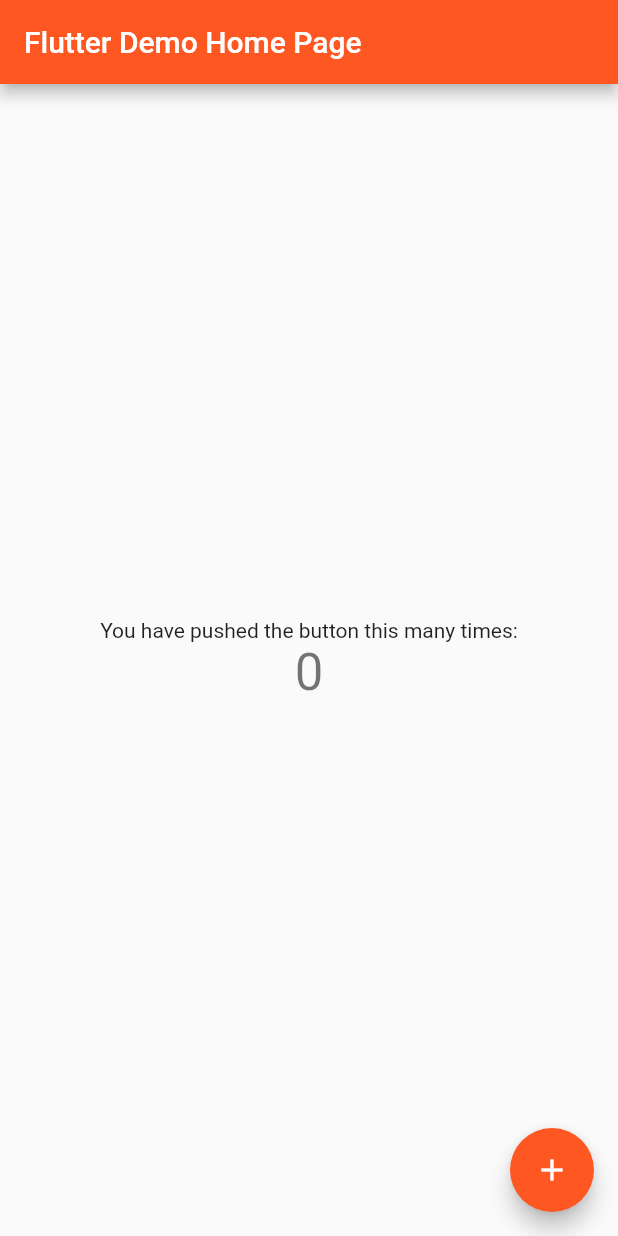
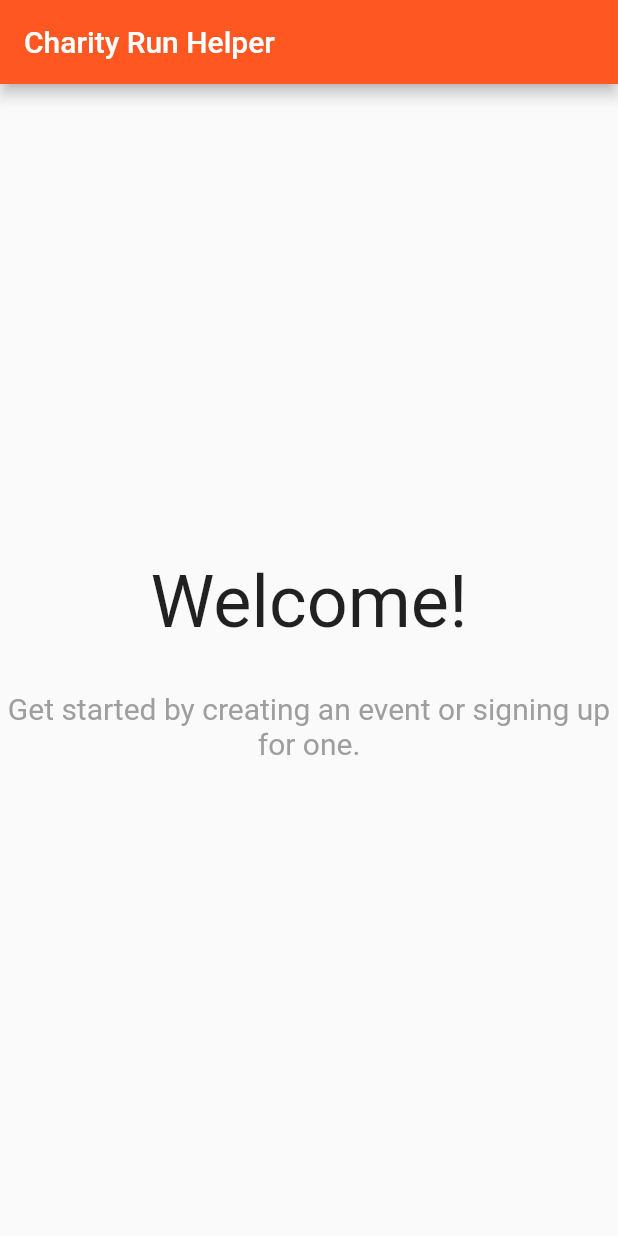
Before and after one commit to wotschofsky/charity-run-helper, a Flutter app: the screen it shows after launch, on a phone screen of 412 x 824 dp. Run offline on Flutter 3.47's test engine with Material 2 defaults, Android fonts, the phone set to English and light mode, and no system bars; our stand-ins replace firebase_core; accounts and stored records are empty.

Commit message:
Customize and extract home page 🏡

```diff
--- a/lib/main.dart
+++ b/lib/main.dart
@@ -1,5 +1,7 @@
 import 'package:flutter/material.dart';
 import 'package:firebase_core/firebase_core.dart';
+
+import './pages/home_page.dart';
 
 void main() {
   WidgetsFlutterBinding.ensureInitialized();
@@ -25,7 +27,7 @@ class App extends StatelessWidget {
             }
 
             if (snapshot.connectionState == ConnectionState.done) {
-              return MyHomePage(title: 'Flutter Demo Home Page');
+              return HomePage();
             }
 
             return CircularProgressIndicator();
@@ -33,88 +35,3 @@ class App extends StatelessWidget {
         ));
   }
 }
-
-class MyHomePage extends StatefulWidget {
-  MyHomePage({Key? key, required this.title}) : super(key: key);
-
-  // This widget is the home page of your application. It is stateful, meaning
-  // that it has a State object (defined below) that contains fields that affect
-  // how it looks.
-
-  // This class is the configuration for the state. It holds the values (in this
-  // case the title) provided by the parent (in this case the App widget) and
-  // used by the build method of the State. Fields in a Widget subclass are
-  // always marked "final".
-
-  final String title;
-
-  @override
-  _MyHomePageState createState() => _MyHomePageState();
-}
-
-class _MyHomePageState extends State<MyHomePage> {
-  int _counter = 0;
-
-  void _incrementCounter() {
-    setState(() {
-      // This call to setState tells the Flutter framework that something has
-      // changed in this State, which causes it to rerun the build method below
-      // so that the display can reflect the updated values. If we changed
-      // _counter without calling setState(), then the build method would not be
-      // called again, and so nothing would appear to happen.
-      _counter++;
-    });
-  }
-
-  @override
-  Widget build(BuildContext context) {
-    // This method is rerun every time setState is called, for instance as done
-    // by the _incrementCounter method above.
-    //
-    // The Flutter framework has been optimized to make rerunning build methods
-    // fast, so that you can just rebuild anything that needs updating rather
-    // than having to individually change instances of widgets.
-    return Scaffold(
-      appBar: AppBar(
-        // Here we take the value from the MyHomePage object that was created by
-        // the App.build method, and use it to set our appbar title.
-        title: Text(widget.title),
-      ),
-      body: Center(
-        // Center is a layout widget. It takes a single child and positions it
-        // in the middle of the parent.
-        child: Column(
-          // Column is also a layout widget. It takes a list of children and
-          // arranges them vertically. By default, it sizes itself to fit its
-          // children horizontally, and tries to be as tall as its parent.
-          //
-          // Invoke "debug painting" (press "p" in the console, choose the
-          // "Toggle Debug Paint" action from the Flutter Inspector in Android
-          // Studio, or the "Toggle Debug Paint" command in Visual Studio Code)
-          // to see the wireframe for each widget.
-          //
-          // Column has various properties to control how it sizes itself and
-          // how it positions its children. Here we use mainAxisAlignment to
-          // center the children vertically; the main axis here is the vertical
-          // axis because Columns are vertical (the cross axis would be
-          // horizontal).
-          mainAxisAlignment: MainAxisAlignment.center,
-          children: <Widget>[
-            Text(
-              'You have pushed the button this many times:',
-            ),
-            Text(
-              '$_counter',
-              style: Theme.of(context).textTheme.headline4,
-            ),
-          ],
-        ),
-      ),
-      floatingActionButton: FloatingActionButton(
-        onPressed: _incrementCounter,
-        tooltip: 'Increment',
-        child: Icon(Icons.add),
-      ), // This trailing comma makes auto-formatting nicer for build methods.
-    );
-  }
-}
--- /dev/null
+++ b/lib/pages/home_page.dart
@@ -0,0 +1,26 @@
+import 'package:flutter/material.dart';
+
+class HomePage extends StatelessWidget {
+  @override
+  Widget build(BuildContext context) {
+    return Scaffold(
+        appBar: AppBar(
+          title: Text('Charity Run Helper'),
+        ),
+        body: Center(
+          child: Column(
+            mainAxisAlignment: MainAxisAlignment.center,
+            children: [
+              Text('Welcome!', style: TextStyle(fontSize: 48)),
+              Padding(
+                padding: const EdgeInsets.only(top: 32),
+                child: Text(
+                    'Get started by creating an event or signing up for one.',
+                    textAlign: TextAlign.center,
+                    style: TextStyle(color: Colors.grey, fontSize: 20)),
+              )
+            ],
+          ),
+        ));
+  }
+}
```
